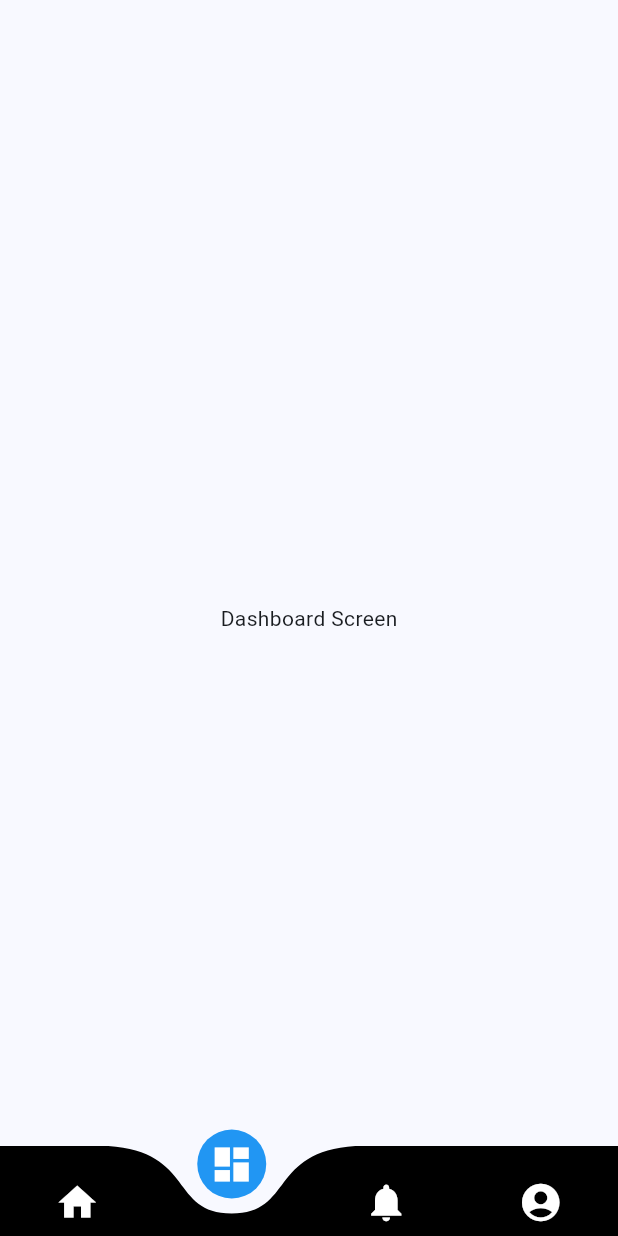
After one commit to DhruvikPrj/pmt, a Flutter app: the NavigationBarScreen screen opened by its route, on a phone screen of 412 x 824 dp. The commit adds this screen. Run offline on Flutter 3.47's test engine with Material 3 defaults, Android fonts, the phone set to English and light mode, and no system bars; drawn by our look-alikes of curved_navigation_bar; our stand-ins replace get, pinput.

Commit message:
otp validation complete and custome navigationbar added

```diff
--- a/lib/main.dart
+++ b/lib/main.dart
@@ -1,5 +1,6 @@
 import 'package:flutter/material.dart';
 import 'package:get/get.dart';
+import 'package:pmt/routes/routes.dart';
 import 'package:pmt/view/login_screen.dart';
 
 void main() {
@@ -17,8 +18,8 @@ class MyApp extends StatelessWidget {
       title: 'Flutter Demo',
       theme: ThemeData(
         colorScheme: ColorScheme.fromSeed(seedColor: Colors.blue),
-        useMaterial3: true,
       ),
+      getPages: AppRoutes.appRoutes(),
       home: const LoginScreen(),
     );
   }
--- /dev/null
+++ b/lib/routes/routes.dart
@@ -0,0 +1,36 @@
+import 'package:get/get.dart';
+import 'package:pmt/routes/routes_name.dart';
+import 'package:pmt/view/home_screen.dart';
+import 'package:pmt/view/login_screen.dart';
+import 'package:pmt/view/navigationBar_screen.dart';
+import 'package:pmt/view/otp_screen.dart';
+
+class AppRoutes {
+  //adding routes navigation
+  static appRoutes() => [
+        GetPage(
+          page: () => const LoginScreen(),
+          name: RouteName.loginScreen,
+          transition: Transition.rightToLeftWithFade,
+          transitionDuration: const Duration(seconds: 1),
+        ),
+        GetPage(
+          page: () => const OtpScreen(),
+          name: RouteName.otpScreen,
+          transition: Transition.rightToLeftWithFade,
+          transitionDuration: const Duration(seconds: 1),
+        ),
+        // GetPage(
+        //   page: () => const HomeScreen(),
+        //   name: RouteName.homeScreen,
+        //   transition: Transition.rightToLeftWithFade,
+        //   transitionDuration: const Duration(seconds: 1),
+        // ),
+        GetPage(
+          page: () => NavigationBarScreen(),
+          name: RouteName.navBarScreen,
+          transition: Transition.rightToLeftWithFade,
+          transitionDuration: const Duration(seconds: 1),
+        ),
+      ];
+}
--- /dev/null
+++ b/lib/routes/routes_name.dart
@@ -0,0 +1,7 @@
+class RouteName {
+  //Initial Page
+  static const String loginScreen = '/';
+  static const String otpScreen = '/otp_screen';
+  static const String homeScreen = '/home_screen';
+  static const String navBarScreen = '/home_screen';
+}
--- /dev/null
+++ b/lib/view/dashboard_screen.dart
@@ -0,0 +1,14 @@
+import 'package:flutter/material.dart';
+
+class DashboardScreen extends StatelessWidget {
+  const DashboardScreen({super.key});
+
+  @override
+  Widget build(BuildContext context) {
+    return const Scaffold(
+      body: Center(
+        child: Text("Dashboard Screen"),
+      ),
+    );
+  }
+}
--- /dev/null
+++ b/lib/view/navigationBar_screen.dart
@@ -0,0 +1,73 @@
+import 'package:flutter/material.dart';
+import 'package:curved_navigation_bar/curved_navigation_bar.dart';
+import 'package:pmt/view/dashboard_screen.dart';
+import 'package:pmt/view/home_screen.dart';
+import 'package:pmt/view/notifications_screen.dart';
+import 'package:pmt/view/profile_screen.dart';
+
+// void main() => runApp(const MaterialApp(home: NavigationBarScreen()));
+
+class NavigationBarScreen extends StatefulWidget {
+  const NavigationBarScreen({super.key});
+
+  @override
+  _NavigationBarScreenState createState() => _NavigationBarScreenState();
+}
+
+class _NavigationBarScreenState extends State<NavigationBarScreen> {
+  int _page = 1;
+  GlobalKey<CurvedNavigationBarState> _bottomNavigationKey = GlobalKey();
+
+  final screens = <Widget>[
+    const HomeScreen(),
+    const DashboardScreen(),
+    const NotificationScreen(),
+    const ProfileScreen()
+  ];
+
+  @override
+  Widget build(BuildContext context) {
+    final item = <Widget>[
+      const Icon(
+        Icons.home,
+        size: 30,
+        color: Colors.white,
+      ),
+      const Icon(
+        Icons.dashboard,
+        size: 30,
+        color: Colors.white,
+      ),
+      const Icon(
+        Icons.notifications,
+        size: 30,
+        color: Colors.white,
+      ),
+      const Icon(
+        Icons.account_circle_rounded,
+        size: 30,
+        color: Colors.white,
+      ),
+    ];
+    return Scaffold(
+        extendBody: true,
+        bottomNavigationBar: CurvedNavigationBar(
+          items: item,
+          key: _bottomNavigationKey,
+          index: _page,
+          height: 60.0,
+          color: Colors.black,
+          buttonBackgroundColor: Colors.blue,
+          backgroundColor: Colors.transparent,
+          animationCurve: Curves.easeInOut,
+          animationDuration: const Duration(milliseconds: 600),
+          onTap: (index) {
+            setState(() {
+              _page = index;
+            });
+          },
+          letIndexChange: (index) => true,
+        ),
+        body: screens[_page]);
+  }
+}
--- a/pubspec.yaml
+++ b/pubspec.yaml
@@ -38,8 +38,8 @@ dependencies:
   get: ^4.6.6
   http: ^1.2.1
   shared_preferences: ^2.2.2
-  email_auth: ^1.1.1
   pinput: ^4.0.0
+  curved_navigation_bar: ^1.0.3
 
 dev_dependencies:
   flutter_test:
```
Also changed, not shown: lib/data/repository/login_repository.dart (+13 -13 lines), lib/res/app_url/app_url.dart (+5 -5 lines), lib/res/components/otp_fields.dart (deleted, +0 -27 lines), lib/view/home_screen.dart (+32 -9 lines), lib/view/login_screen.dart (+6 -10 lines), lib/view/notifications_screen.dart (added, +14 -0 lines), lib/view/otp_screen.dart (+5 -2 lines), lib/view/profile_screen.dart (added, +14 -0 lines), lib/view_model/controller/email_auth_controller.dart (+41 -39 lines), lib/view_model/controller/otp_view_controller.dart (deleted, +0 -11 lines), lib/view_model/otp_view.dart (deleted, +0 -173 lines), pubspec.lock.
